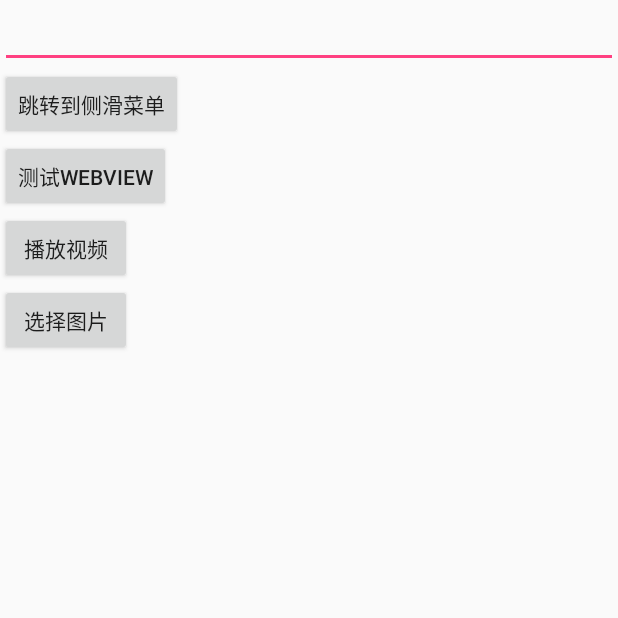
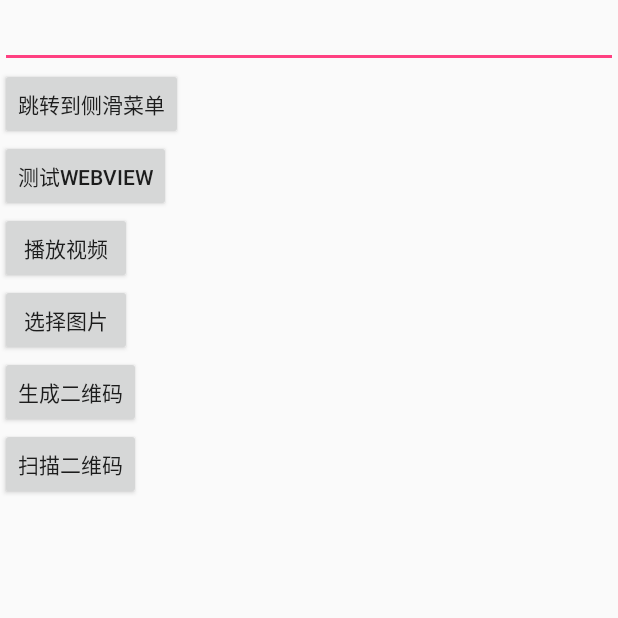
Before and after one commit to zzhhz/VAE_ZZH, an Android app: the screen it shows after launch (MainActivity), on a phone screen of 412 x 824 dp, the top half of it. Run offline under Robolectric (Android 15) with nearby library versions, the phone set to English and light mode, and no system bars.

Commit message:
zzh:二维码：根据文字生成二维码，和读取二维码中的文字信息

```diff
--- a/app/build.gradle
+++ b/app/build.gradle
@@ -26,4 +26,6 @@ dependencies {
     compile 'com.android.support:design:23.1.1'
     compile files('lib/nineoldandroids-2.4.0.jar')
     compile 'com.android.support:recyclerview-v7:23.1.1'
+    compile 'com.google.zxing:zxing-parent:3.2.1'
+    compile 'com.google.zxing:core:3.2.1'
 }
--- a/app/src/main/AndroidManifest.xml
+++ b/app/src/main/AndroidManifest.xml
@@ -38,7 +38,8 @@
             android:name=".LoginActivity"
             android:label="@string/title_activity_login" />
         <activity android:name="com.zzh.player.MediaPlayerActivity" />
-        <activity android:name="com.zzh.image.SelectImgActivity"></activity>
+        <activity android:name="com.zzh.image.SelectImgActivity" />
+        <activity android:name="com.zzh.qrc.QRCActivity"></activity>
     </application>
 
 </manifest>
--- a/app/src/main/res/layout/content_main.xml
+++ b/app/src/main/res/layout/content_main.xml
@@ -51,4 +51,22 @@
         android:layout_below="@+id/button3"
         android:layout_alignParentLeft="true"
         android:layout_alignParentStart="true" />
+
+    <Button
+        android:layout_width="wrap_content"
+        android:layout_height="wrap_content"
+        android:text="生成二维码"
+        android:id="@+id/button5"
+        android:layout_below="@+id/button4"
+        android:layout_alignParentLeft="true"
+        android:layout_alignParentStart="true" />
+
+    <Button
+        android:layout_width="wrap_content"
+        android:layout_height="wrap_content"
+        android:text="扫描二维码"
+        android:id="@+id/button6"
+        android:layout_below="@+id/button5"
+        android:layout_alignParentLeft="true"
+        android:layout_alignParentStart="true" />
 </RelativeLayout>
--- a/build.gradle
+++ b/build.gradle
@@ -5,7 +5,7 @@ buildscript {
         jcenter()
     }
     dependencies {
-        classpath 'com.android.tools.build:gradle:2.0.0-beta5'
+        classpath 'com.android.tools.build:gradle:2.0.0-beta6'
 
         // NOTE: Do not place your application dependencies here; they belong
         // in the individual module build.gradle files
```
Also changed, not shown: app/src/main/java/com/zzh/facedetector/FacedetectorActivity.java (+15 -1 lines), app/src/main/java/com/zzh/qrc/QRCActivity.java (added, +139 -0 lines), app/src/main/java/com/zzh/vae/MainActivity.java (+11 -0 lines), app/src/main/res/layout/activity_facedetector.xml (+4 -5 lines), app/src/main/res/layout/activity_qrc.xml (added, +26 -0 lines).
